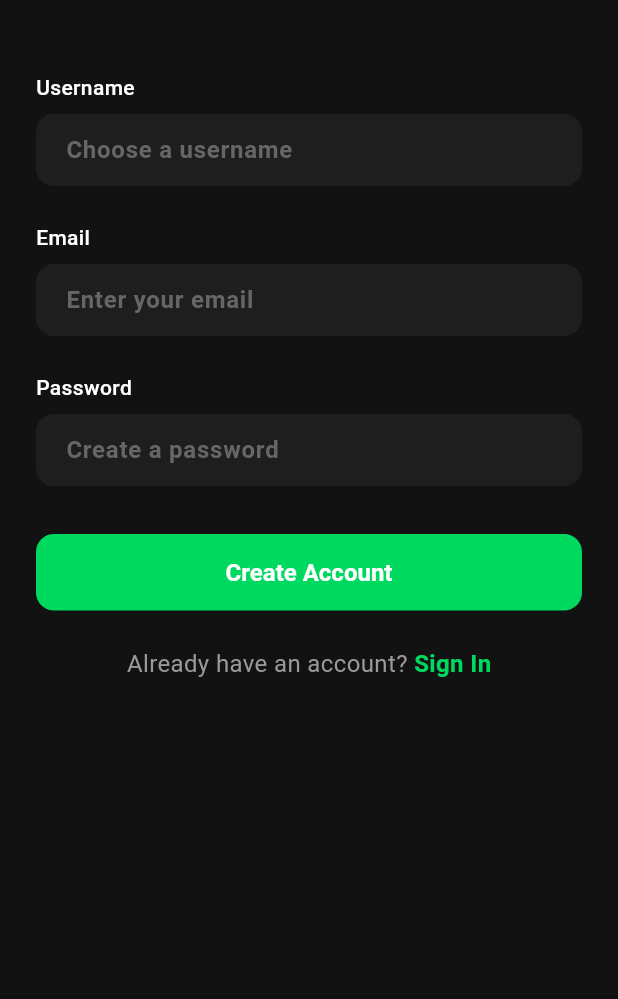
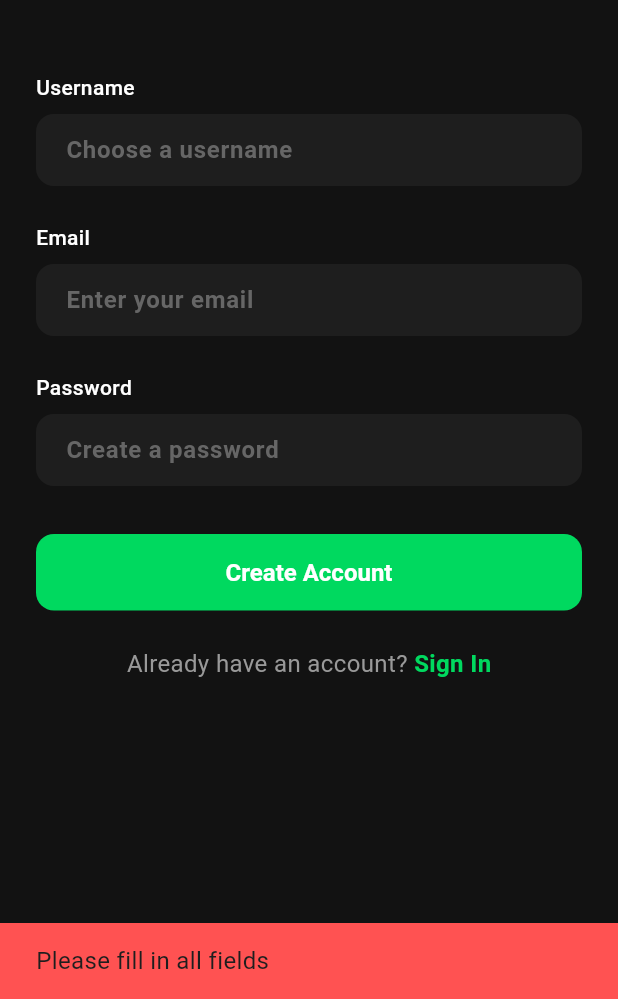
Before and after one commit to Saksham0205/sync_task, a Flutter app: the SignUpScreen screen opened directly, after a tap on "Create Account", on a phone screen of 412 x 824 dp, the part 237-1236 px from its top. Run offline on Flutter 3.47's test engine with Material 3 defaults, Android fonts, the phone set to English and light mode, and no system bars; our stand-ins replace cloud_firestore, equatable, firebase_auth, firebase_core, flutter_bloc; accounts and stored records are empty.

Commit message:
auth routes fixed

```diff
--- a/lib/screens/sign_up_screen.dart
+++ b/lib/screens/sign_up_screen.dart
@@ -33,9 +33,11 @@ class _SignUpScreenState extends State<SignUpScreen> {
 
     if (username.isNotEmpty && email.isNotEmpty && password.isNotEmpty) {
       context.read<AuthCubit>().signUp(username, email, password);
-      Navigator.of(context).push(
-        MaterialPageRoute(
-          builder: (context) => const MainNavigationScreen(),
+    } else {
+      ScaffoldMessenger.of(context).showSnackBar(
+        const SnackBar(
+          content: Text('Please fill in all fields'),
+          backgroundColor: AppColors.error,
         ),
       );
     }
@@ -43,11 +45,35 @@ class _SignUpScreenState extends State<SignUpScreen> {
 
   @override
   Widget build(BuildContext context) {
-    return Scaffold(
+    return BlocListener<AuthCubit, AuthState>(
+      listener: (context, state) {
+        if (state is AuthAuthenticated) {
+          // Navigate to main screen on successful sign up
+          Navigator.of(context).pushAndRemoveUntil(
+            MaterialPageRoute(
+              builder: (context) => const MainNavigationScreen(),
+            ),
+            (route) => false, // Remove all previous routes
+          );
+        } else if (state is AuthError) {
+          // Show error message
+          ScaffoldMessenger.of(context).showSnackBar(
+            SnackBar(
+              content: Text(state.message),
+              backgroundColor: AppColors.error,
+            ),
+          );
+        }
+      },
+      child: Scaffold(
         body: SafeArea(
           child: Padding(
             padding: const EdgeInsets.all(AppSizes.paddingLG),
-          child: Column(
+            child: BlocBuilder<AuthCubit, AuthState>(
+              builder: (context, state) {
+                final isLoading = state is AuthLoading;
+
+                return Column(
                   crossAxisAlignment: CrossAxisAlignment.start,
                   children: [
                     const SizedBox(height: AppSizes.paddingXXXL),
@@ -65,14 +91,17 @@ class _SignUpScreenState extends State<SignUpScreen> {
                       decoration: const InputDecoration(
                         hintText: 'Choose a username',
                       ),
+                      enabled: !isLoading,
                     ),
                     const SizedBox(height: AppSizes.paddingLG),
                     const Text('Email', style: AppTextStyles.label),
                     const SizedBox(height: AppSizes.paddingXS),
                     TextField(
                       controller: _emailController,
-                decoration: const InputDecoration(hintText: 'Enter your email'),
+                      decoration:
+                          const InputDecoration(hintText: 'Enter your email'),
                       keyboardType: TextInputType.emailAddress,
+                      enabled: !isLoading,
                     ),
                     const SizedBox(height: AppSizes.paddingLG),
                     const Text('Password', style: AppTextStyles.label),
@@ -83,13 +112,24 @@ class _SignUpScreenState extends State<SignUpScreen> {
                         hintText: 'Create a password',
                       ),
                       obscureText: true,
+                      enabled: !isLoading,
                     ),
                     const SizedBox(height: AppSizes.paddingXL),
                     SizedBox(
                       width: double.infinity,
                       child: ElevatedButton(
-                  onPressed: _signUp,
-                  child: const Text('Create Account'),
+                        onPressed: isLoading ? null : _signUp,
+                        child: isLoading
+                            ? const SizedBox(
+                                height: 20,
+                                width: 20,
+                                child: CircularProgressIndicator(
+                                  strokeWidth: 2,
+                                  valueColor: AlwaysStoppedAnimation<Color>(
+                                      AppColors.textPrimary),
+                                ),
+                              )
+                            : const Text('Create Account'),
                       ),
                     ),
                     const SizedBox(height: AppSizes.paddingLG),
@@ -102,13 +142,17 @@ class _SignUpScreenState extends State<SignUpScreen> {
                             style: TextStyle(color: AppColors.textSecondary),
                           ),
                           GestureDetector(
-                      onTap: () {
+                            onTap: isLoading
+                                ? null
+                                : () {
                                     Navigator.of(context).pop();
                                   },
-                      child: const Text(
+                            child: Text(
                               'Sign In',
                               style: TextStyle(
-                          color: AppColors.primary,
+                                color: isLoading
+                                    ? AppColors.textTertiary
+                                    : AppColors.primary,
                                 fontWeight: FontWeight.w600,
                               ),
                             ),
@@ -117,6 +161,9 @@ class _SignUpScreenState extends State<SignUpScreen> {
                       ),
                     ),
                   ],
+                );
+              },
+            ),
           ),
         ),
       ),
```
Also changed, not shown: lib/screens/profile_screen.dart (+15 -1 lines), lib/screens/sign_in_screen.dart (+60 -12 lines). Lines whose indentation alone changed are shown as unchanged.
